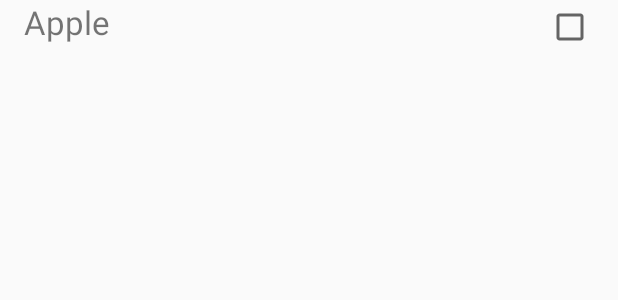
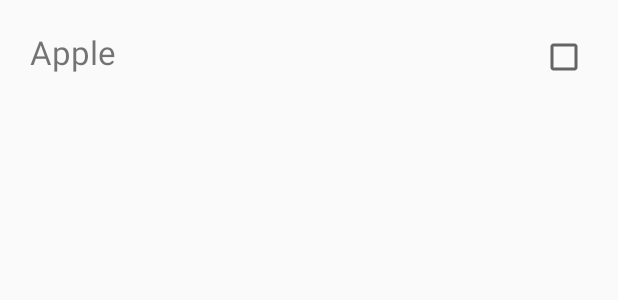
Before and after one commit to radoslavyordanov/task, an Android app: the layout add_instruments_row.xml on its own in the app's theme, with its tools: preview values and no code run, on a phone screen of 412 x 824 dp. Shown: the top 300 px of the screen. Run offline under Robolectric (Android 15) with nearby library versions, the phone set to English and light mode, and no system bars.

Commit message:
Fix navigation issues.

```diff
--- a/app/src/main/java/yordanov/radoslav/trader/AppDatabase.java
+++ b/app/src/main/java/yordanov/radoslav/trader/AppDatabase.java
@@ -1,10 +1,6 @@
 package yordanov.radoslav.trader;
 
 import com.raizlabs.android.dbflow.annotation.Database;
-
-/**
- * Created by Radi on 1/14/2017.
- */
 
 @Database(name = AppDatabase.NAME, version = AppDatabase.VERSION)
 public class AppDatabase {
--- a/app/src/main/java/yordanov/radoslav/trader/Constants.java
+++ b/app/src/main/java/yordanov/radoslav/trader/Constants.java
@@ -3,10 +3,6 @@ package yordanov.radoslav.trader;
 import yordanov.radoslav.trader.models.FavouriteInstruments;
 import yordanov.radoslav.trader.models.Instrument;
 import yordanov.radoslav.trader.models.User;
-
-/**
- * Created by Radi on 1/14/2017.
- */
 
 public class Constants {
     public static final String USER_ID_PREF = "USER_ID";
--- a/app/src/main/java/yordanov/radoslav/trader/Utils.java
+++ b/app/src/main/java/yordanov/radoslav/trader/Utils.java
@@ -1,10 +1,6 @@
 package yordanov.radoslav.trader;
 
 import com.raizlabs.android.dbflow.sql.language.NameAlias;
-
-/**
- * Created by Radi on 1/14/2017.
- */
 
 public class Utils {
     public static NameAlias getNameAliasForTable(String table) {
--- a/app/src/main/java/yordanov/radoslav/trader/activities/AddInstrumentsActivity.java
+++ b/app/src/main/java/yordanov/radoslav/trader/activities/AddInstrumentsActivity.java
@@ -9,11 +9,7 @@ import android.view.MenuItem;
 import android.widget.ListView;
 
 import com.raizlabs.android.dbflow.sql.language.CursorResult;
-import com.raizlabs.android.dbflow.sql.language.NameAlias;
-import com.raizlabs.android.dbflow.sql.language.SQLite;
-import com.raizlabs.android.dbflow.sql.language.property.PropertyFactory;
 import com.raizlabs.android.dbflow.sql.queriable.StringQuery;
-import com.raizlabs.android.dbflow.structure.BaseQueryModel;
 import com.raizlabs.android.dbflow.structure.database.transaction.QueryTransaction;
 
 import java.util.ArrayList;
@@ -110,6 +106,7 @@ public class AddInstrumentsActivity extends AppCompatActivity {
             favouriteInstrument.save();
         }
         Intent openAddInstruments = new Intent(AddInstrumentsActivity.this, InstrumentsActivity.class);
+        openAddInstruments.setFlags(Intent.FLAG_ACTIVITY_CLEAR_TOP | Intent.FLAG_ACTIVITY_NEW_TASK);
         startActivity(openAddInstruments);
         finish();
     }
--- a/app/src/main/java/yordanov/radoslav/trader/activities/InstrumentsActivity.java
+++ b/app/src/main/java/yordanov/radoslav/trader/activities/InstrumentsActivity.java
@@ -81,11 +81,13 @@ public class InstrumentsActivity extends AppCompatActivity {
         // Handle item selection
         switch (item.getItemId()) {
             case R.id.addIntrument:
-                Intent openAddInstruments = new Intent(InstrumentsActivity.this, AddInstrumentsActivity.class);
+                Intent openAddInstruments = new Intent(InstrumentsActivity.this,
+                        AddInstrumentsActivity.class);
                 startActivity(openAddInstruments);
                 return true;
             case R.id.logout:
-                SharedPreferences appPreferences = PreferenceManager.getDefaultSharedPreferences(this);
+                SharedPreferences appPreferences =
+                        PreferenceManager.getDefaultSharedPreferences(this);
                 appPreferences.edit().putLong(Constants.USER_ID_PREF, -1).apply();
                 appPreferences.edit().putBoolean(Constants.REMEMBER_ME_PREF, false).apply();
                 Intent openLoginActivity = new Intent(this, LoginActivity.class);
--- a/app/src/main/java/yordanov/radoslav/trader/activities/LoginActivity.java
+++ b/app/src/main/java/yordanov/radoslav/trader/activities/LoginActivity.java
@@ -96,6 +96,7 @@ public class LoginActivity extends AppCompatActivity implements View.OnClickList
                             }
                             Intent intent = new Intent(LoginActivity.this, InstrumentsActivity.class);
                             startActivity(intent);
+                            finish();
                         } else {
                             showInvalidCredentialsDialog();
                         }
--- a/app/src/main/java/yordanov/radoslav/trader/models/FavouriteInstruments.java
+++ b/app/src/main/java/yordanov/radoslav/trader/models/FavouriteInstruments.java
@@ -6,10 +6,6 @@ import com.raizlabs.android.dbflow.annotation.Table;
 import com.raizlabs.android.dbflow.structure.BaseModel;
 
 import yordanov.radoslav.trader.AppDatabase;
-
-/**
- * Created by Radi on 1/14/2017.
- */
 
 @Table(database = AppDatabase.class)
 public class FavouriteInstruments extends BaseModel {
--- a/app/src/main/java/yordanov/radoslav/trader/models/Instrument.java
+++ b/app/src/main/java/yordanov/radoslav/trader/models/Instrument.java
@@ -3,14 +3,9 @@ package yordanov.radoslav.trader.models;
 import com.raizlabs.android.dbflow.annotation.Column;
 import com.raizlabs.android.dbflow.annotation.PrimaryKey;
 import com.raizlabs.android.dbflow.annotation.Table;
-import com.raizlabs.android.dbflow.annotation.Unique;
 import com.raizlabs.android.dbflow.structure.BaseModel;
 
 import yordanov.radoslav.trader.AppDatabase;
-
-/**
- * Created by Radi on 1/14/2017.
- */
 
 @Table(database = AppDatabase.class)
 public class Instrument extends BaseModel {
--- a/app/src/main/java/yordanov/radoslav/trader/models/User.java
+++ b/app/src/main/java/yordanov/radoslav/trader/models/User.java
@@ -7,10 +7,6 @@ import com.raizlabs.android.dbflow.annotation.Unique;
 import com.raizlabs.android.dbflow.structure.BaseModel;
 
 import yordanov.radoslav.trader.AppDatabase;
-
-/**
- * Created by Radi on 1/14/2017.
- */
 
 @Table(database = AppDatabase.class)
 public class User extends BaseModel {
--- a/app/src/main/res/layout/add_instruments_row.xml
+++ b/app/src/main/res/layout/add_instruments_row.xml
@@ -3,8 +3,7 @@
     android:layout_width="match_parent"
     android:layout_height="wrap_content"
     android:orientation="horizontal"
-    android:paddingLeft="@dimen/activity_horizontal_margin"
-    android:paddingRight="@dimen/activity_horizontal_margin">
+    android:padding="20dp">
 
     <TextView
         android:id="@+id/name"
```
Also changed, not shown: app/src/main/java/yordanov/radoslav/trader/TraderApplication.java (+5 -5 lines).
